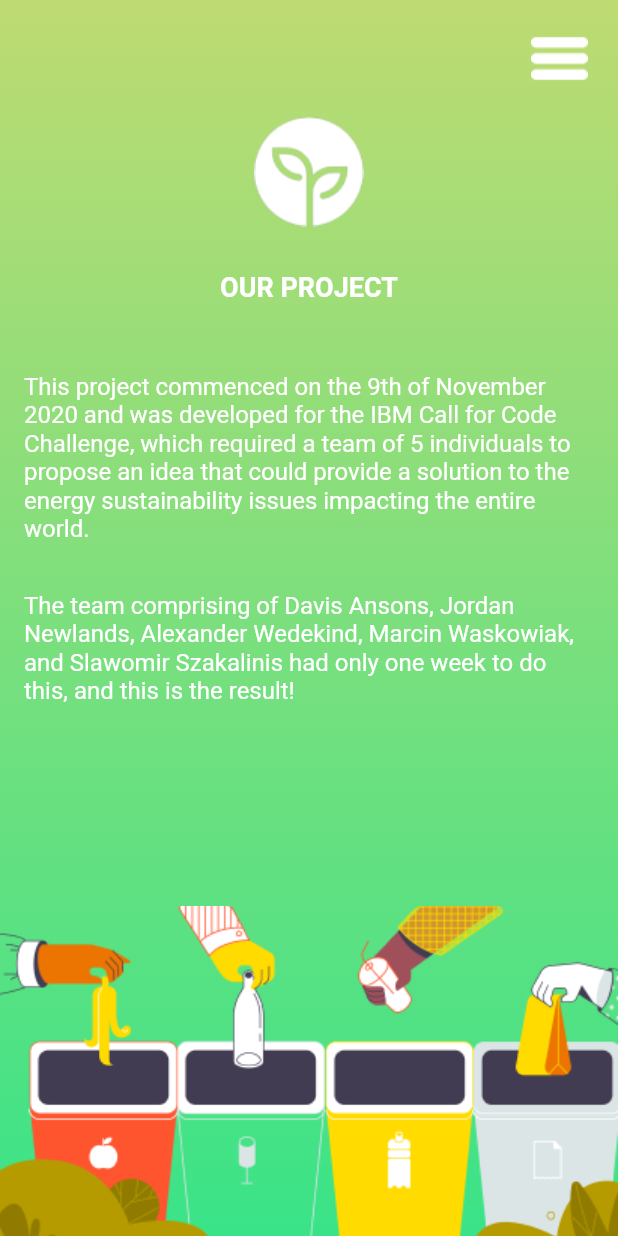
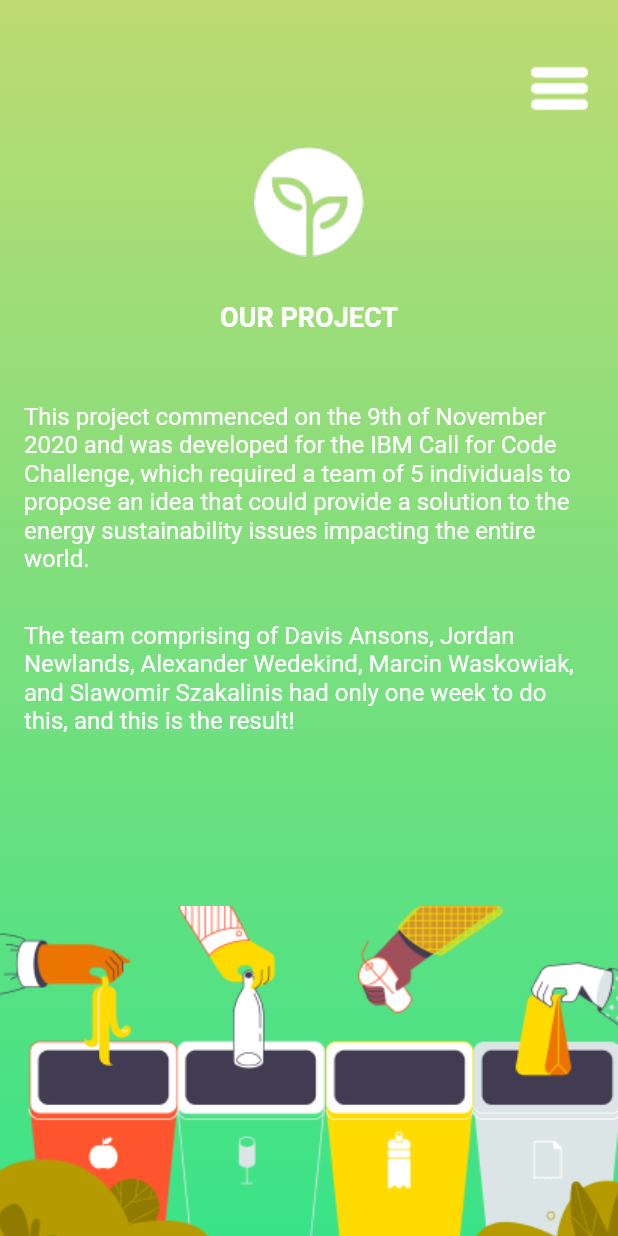
Before and after one commit to IllogicalTree/Sustain, a Flutter app: the About screen opened by its route, on a phone screen of 412 x 824 dp. Run offline on Flutter 3.47's test engine with Material 2 defaults, Android fonts, the phone set to English and light mode, and no system bars; missing offline and left inert: flutter_barcode_scanner.

Commit message:
brings down navigation

```diff
--- a/lib/about.dart
+++ b/lib/about.dart
@@ -14,6 +14,7 @@ class About extends StatelessWidget {
         ),
         child: Column(
           children: [
+            SizedBox(height: 20),
             Container(
               height: 58,
               padding: EdgeInsets.only(left: 20, right: 20, top: 20),
--- a/lib/history.dart
+++ b/lib/history.dart
@@ -14,6 +14,7 @@ class History extends StatelessWidget {
         ),
         child: Column(
           children: [
+            SizedBox(height: 20),
             Container(
               height: 58,
               padding: EdgeInsets.only(left: 20, right: 20, top: 20),
--- a/lib/leaderboard.dart
+++ b/lib/leaderboard.dart
@@ -14,6 +14,7 @@ class Leaderboard extends StatelessWidget {
         ),
         child: Column(
           children: [
+            SizedBox(height: 20),
             Container(
               height: 58,
               padding: EdgeInsets.only(left: 20, right: 20, top: 20),
```
